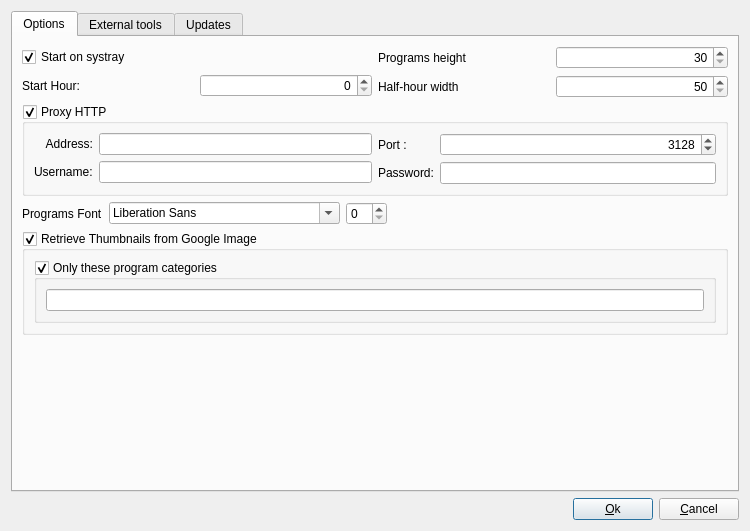
The window that ui/config.ui (jlbrd/qmagneto) describes before a commit, drawn with Qt 5.
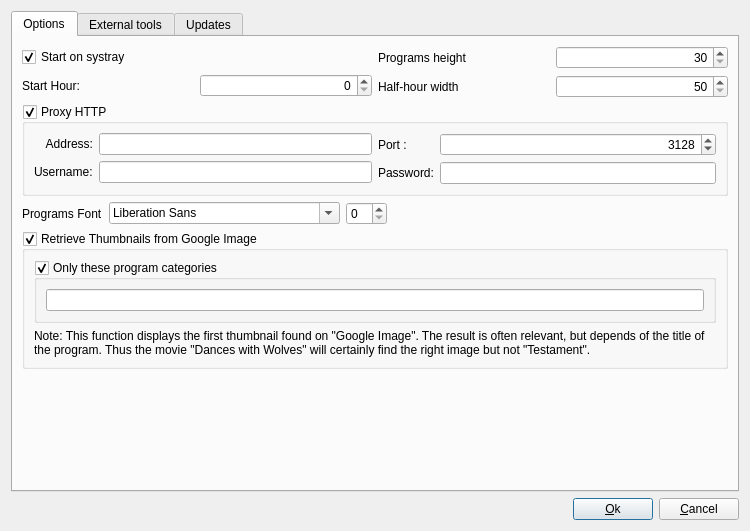
The same window after the commit.

Commit message: - GoogleImage améliorations

```diff
--- a/ui/config.ui
+++ b/ui/config.ui
@@ -357,6 +357,16 @@
             </layout>
            </widget>
           </item>
+          <item row="1" column="0">
+           <widget class="QLabel" name="label_21">
+            <property name="text">
+             <string>Note: This function displays the first thumbnail found on &quot;Google Image&quot;. The result is often relevant, but depends of the title of the program. Thus the movie &quot;Dances with Wolves&quot; will certainly find the right image but not &quot;Testament&quot;.</string>
+            </property>
+            <property name="wordWrap">
+             <bool>true</bool>
+            </property>
+           </widget>
+          </item>
          </layout>
         </widget>
        </item>
```
The commit also changes 3 other files.
